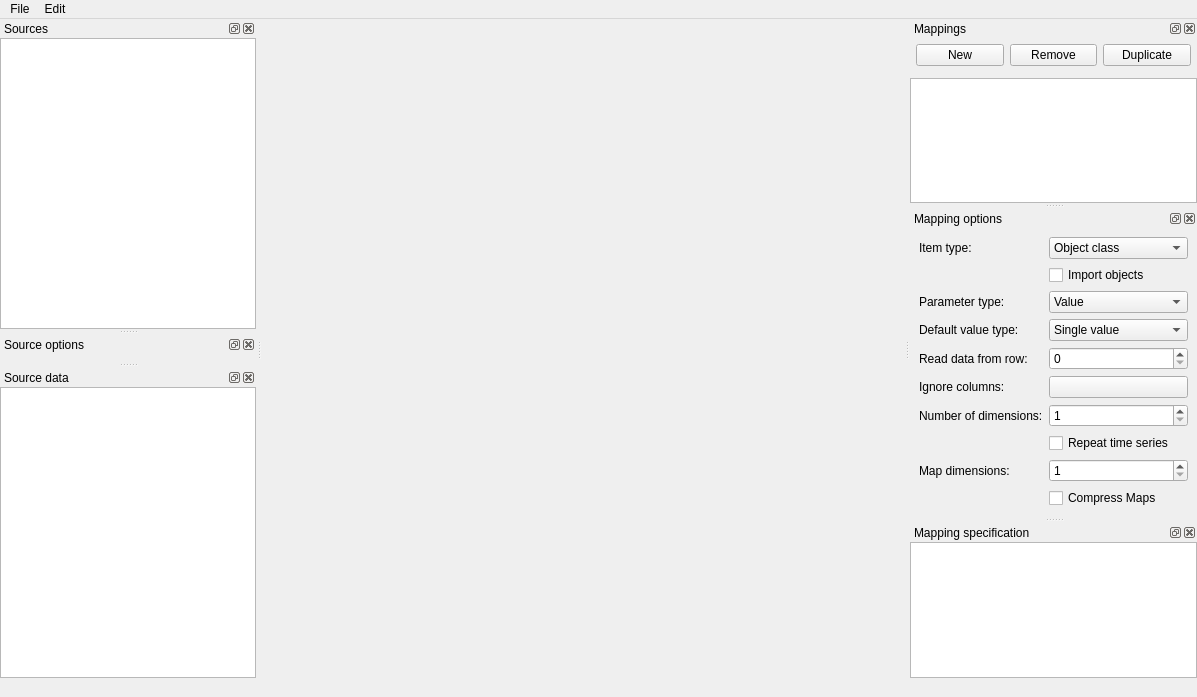
This is spine_items/importer/ui/import_editor_window.ui in spine-tools/spine-items as Qt 5 draws it before an edit. The edited form follows.
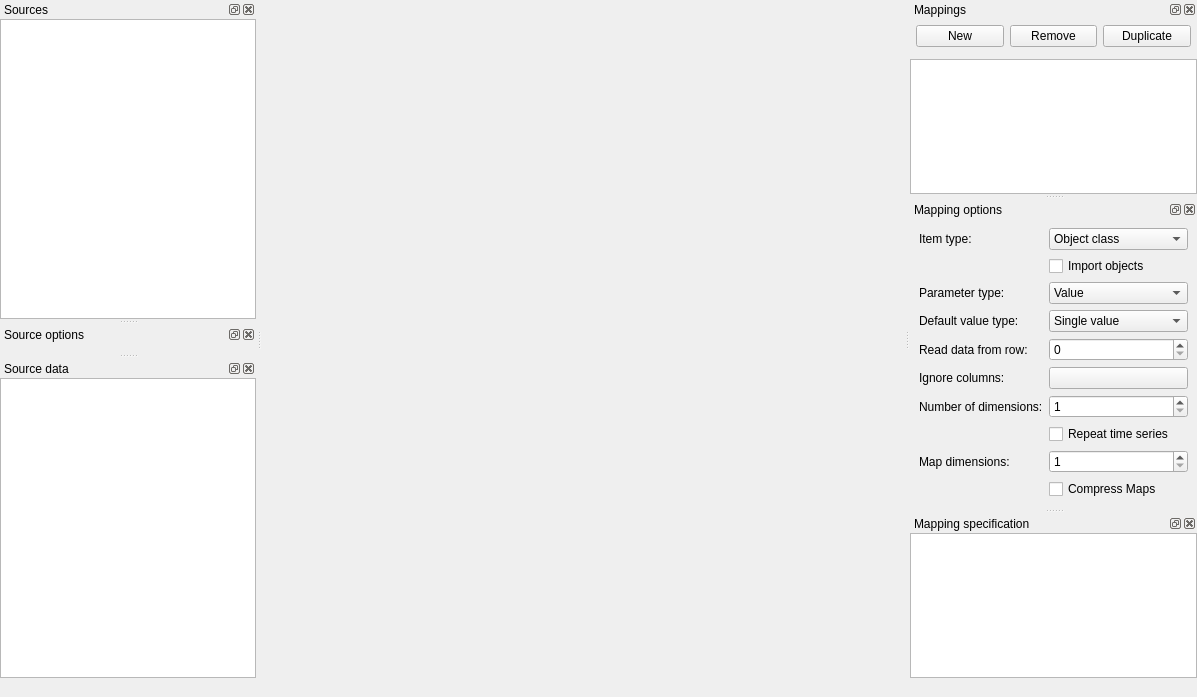
This is the edited form. Custom widgets are drawn as their Qt base class.

Commit message:
Use SpecificationEditorWindowBase
Re Spine-project/Spine-Toolbox#1278

What changed in the file:
```diff
--- a/spine_items/importer/ui/import_editor_window.ui
+++ b/spine_items/importer/ui/import_editor_window.ui
@@ -29,34 +29,6 @@
    <bool>true</bool>
   </property>
   <widget class="QWidget" name="centralwidget"/>
-  <widget class="QMenuBar" name="menubar">
-   <property name="geometry">
-    <rect>
-     <x>0</x>
-     <y>0</y>
-     <width>1197</width>
-     <height>27</height>
-    </rect>
-   </property>
-   <widget class="QMenu" name="file_menu">
-    <property name="title">
-     <string>File</string>
-    </property>
-    <addaction name="actionLoad_file"/>
-    <addaction name="actionSwitch_connector"/>
-    <addaction name="separator"/>
-    <addaction name="export_mappings_action"/>
-    <addaction name="import_mappings_action"/>
-    <addaction name="separator"/>
-   </widget>
-   <widget class="QMenu" name="edit_menu">
-    <property name="title">
-     <string>Edit</string>
-    </property>
-   </widget>
-   <addaction name="file_menu"/>
-   <addaction name="edit_menu"/>
-  </widget>
   <widget class="QStatusBar" name="statusbar">
    <property name="sizeGripEnabled">
     <bool>false</bool>
```
The commit also changes 14 other files.
